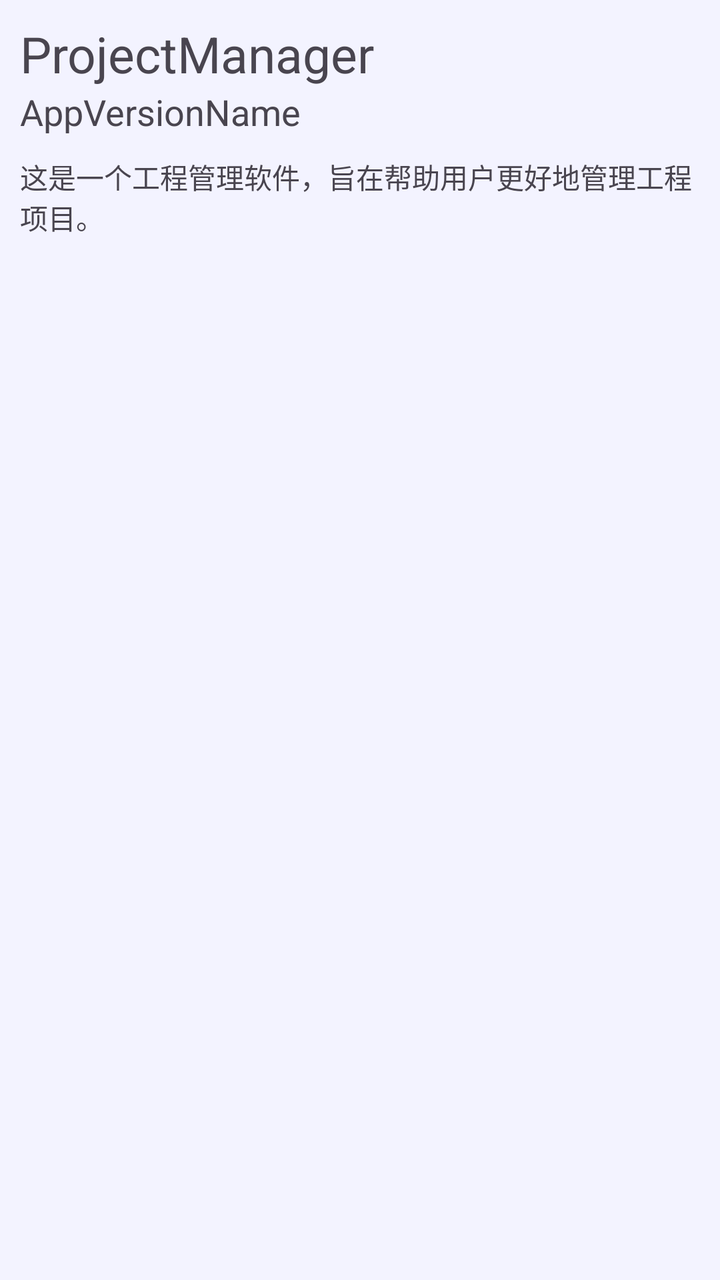
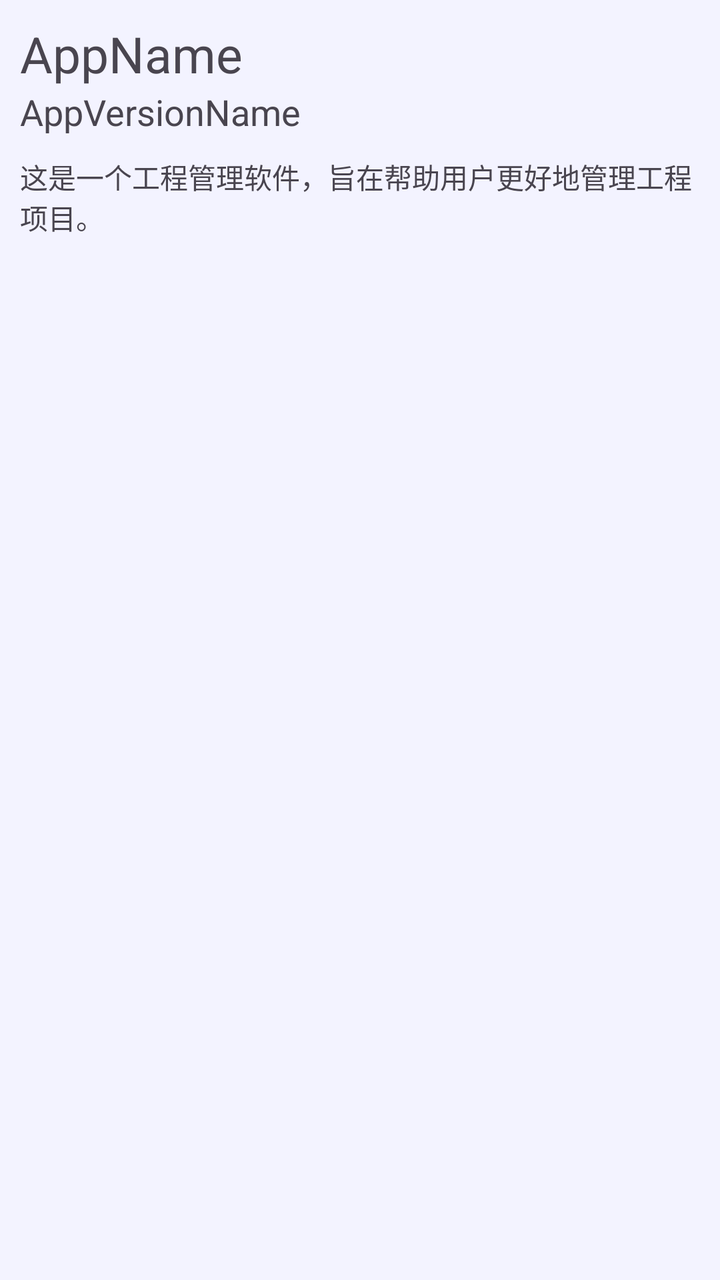

Two renders of the same Android screen: before a commit and after it. Below are the layout's source before the change and the commit's diff.
<!-- AndroidManifest.xml: application theme Theme.ProjectManager -->
<!-- res/layout/dialog_about.xml -->
<?xml version="1.0" encoding="utf-8"?>
<LinearLayout xmlns:android="http://schemas.android.com/apk/res/android"
    style="@style/DialogStyle"
    android:layout_width="match_parent"
    android:layout_height="match_parent"
    android:orientation="vertical">

    <com.google.android.material.textview.MaterialTextView
        android:layout_width="wrap_content"
        android:layout_height="wrap_content"
        android:text="@string/app_name"
        android:textSize="25sp" />

    <com.google.android.material.textview.MaterialTextView
        android:id="@+id/version_name_view"
        android:layout_width="wrap_content"
        android:layout_height="wrap_content"
        android:text="AppVersionName"
        android:textSize="18sp" />

    <com.google.android.material.textview.MaterialTextView
        android:layout_width="match_parent"
        android:layout_height="wrap_content"
        android:layout_marginTop="10sp"
        android:text="这是一个工程管理软件，旨在帮助用户更好地管理工程项目。" />
</LinearLayout>
<!-- resources referenced by this layout -->
<resources>
  <string name="app_name">ProjectManager</string>
  <style name="DialogStyle">
          <item name="android:background">@color/dialog_background</item>
          <item name="android:padding">10dp</item>
      </style>
  <style name="Theme.ProjectManager" parent="Theme.Material3.DayNight.NoActionBar">
          
          <item name="colorPrimary">@color/purple_500</item>
          <item name="colorPrimaryVariant">@color/purple_700</item>
          <item name="colorOnPrimary">@color/white</item>
          
          <item name="colorSecondary">@color/teal_200</item>
          <item name="colorSecondaryVariant">@color/teal_700</item>
          <item name="colorOnSecondary">@color/black</item>
          
          <item name="android:statusBarColor">?attr/colorPrimaryVariant</item>
          
          <item name="toolbarStyle">@style/ToolBarStyle</item>
          <item name="drawableTint">@color/theme_blue</item>
      </style>
  <color name="dialog_background">#f3f3ff</color>
  <color name="purple_500">#FF6200EE</color>
  <color name="purple_700">#FF3700B3</color>
  <color name="white">#FFFFFFFF</color>
  <color name="teal_200">#FF03DAC5</color>
  <color name="teal_700">#FF018786</color>
  <color name="black">#FF000000</color>
  <style name="ToolBarStyle">
          <item name="android:background">@color/toolbar_background</item>
          <item name="contentInsetStart">10dp</item>
          <item name="titleTextAppearance">@style/TitleStyle</item>
      </style>
  <color name="theme_blue">#0055d6</color>
  <color name="toolbar_background">#ebedfa</color>
  <style name="TitleStyle">
          <item name="android:textSize">23sp</item>
          <item name="android:textColor">@color/black</item>
      </style>
</resources>

<!-- the commit's change to res/layout/dialog_about.xml (unified diff, before → after) -->
@@ -6,9 +6,10 @@
     android:orientation="vertical">
 
     <com.google.android.material.textview.MaterialTextView
+        android:id="@+id/app_name_view"
         android:layout_width="wrap_content"
         android:layout_height="wrap_content"
-        android:text="@string/app_name"
+        android:text="AppName"
         android:textSize="25sp" />
 
     <com.google.android.material.textview.MaterialTextView
<!-- resource entries referenced after the edit -->
@@ -1,6 +1,5 @@
 <!-- resources referenced by this layout -->
 <resources>
-  <string name="app_name">ProjectManager</string>
   <style name="DialogStyle">
           <item name="android:background">@color/dialog_background</item>
           <item name="android:padding">10dp</item>
